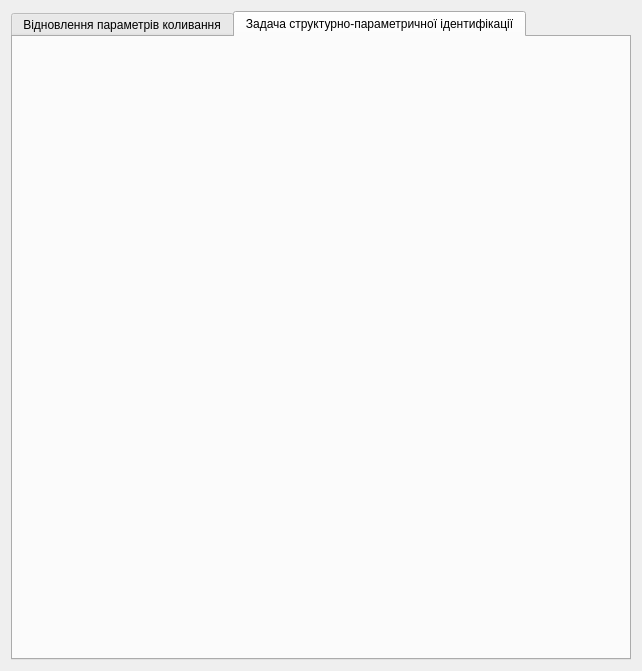
The window that main_window.ui (Megalitum/CSM_3) describes before a commit, drawn with Qt 5.
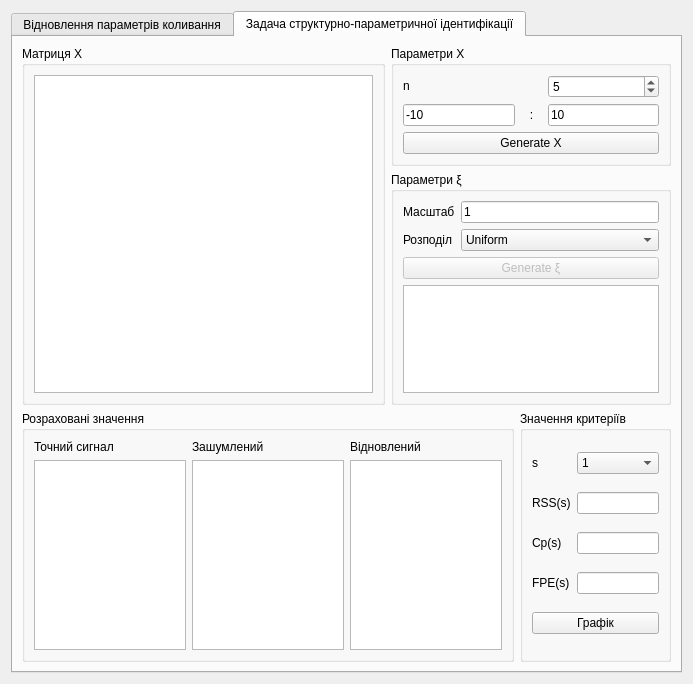
The same window after the commit. The open tabs and pages were chosen to show the change.

Commit message: Created interface for part 2.

What changed in the file:
```diff
--- a/main_window.ui
+++ b/main_window.ui
@@ -6,8 +6,8 @@
    <rect>
     <x>0</x>
     <y>0</y>
-    <width>642</width>
-    <height>661</height>
+    <width>693</width>
+    <height>684</height>
    </rect>
   </property>
   <property name="windowTitle">
@@ -374,6 +374,344 @@
       <attribute name="title">
        <string>Задача структурно-параметричної ідентифікації</string>
       </attribute>
+      <layout class="QGridLayout" name="gridLayout_9">
+       <item row="0" column="0" rowspan="2">
+        <widget class="QGroupBox" name="groupBox_9">
+         <property name="minimumSize">
+          <size>
+           <width>286</width>
+           <height>331</height>
+          </size>
+         </property>
+         <property name="title">
+          <string>Матриця X</string>
+         </property>
+         <layout class="QHBoxLayout" name="horizontalLayout_5">
+          <item>
+           <widget class="QTableWidget" name="tableX">
+            <property name="editTriggers">
+             <set>QAbstractItemView::NoEditTriggers</set>
+            </property>
+           </widget>
+          </item>
+         </layout>
+        </widget>
+       </item>
+       <item row="0" column="1" colspan="2">
+        <widget class="QGroupBox" name="groupBox_7">
+         <property name="title">
+          <string>Параметри X</string>
+         </property>
+         <layout class="QGridLayout" name="gridLayout_5">
+          <item row="0" column="0">
+           <widget class="QLabel" name="label_7">
+            <property name="minimumSize">
+             <size>
+              <width>21</width>
+              <height>16</height>
+             </size>
+            </property>
+            <property name="maximumSize">
+             <size>
+              <width>21</width>
+              <height>16</height>
+             </size>
+            </property>
+            <property name="text">
+             <string>n</string>
+            </property>
+           </widget>
+          </item>
+          <item row="1" column="0">
+           <widget class="QLineEdit" name="line_a">
+            <property name="text">
+             <string>-10</string>
+            </property>
+           </widget>
+          </item>
+          <item row="1" column="1">
+           <widget class="QLabel" name="label_16">
+            <property name="minimumSize">
+             <size>
+              <width>21</width>
+              <height>16</height>
+             </size>
+            </property>
+            <property name="maximumSize">
+             <size>
+              <width>21</width>
+              <height>16</height>
+             </size>
+            </property>
+            <property name="text">
+             <string>:</string>
+            </property>
+            <property name="alignment">
+             <set>Qt::AlignCenter</set>
+            </property>
+           </widget>
+          </item>
+          <item row="1" column="2">
+           <widget class="QLineEdit" name="line_b">
+            <property name="text">
+             <string>10</string>
+            </property>
+           </widget>
+          </item>
+          <item row="2" column="0" colspan="3">
+           <widget class="QPushButton" name="genXbutton">
+            <property name="text">
+             <string>Generate X</string>
+            </property>
+           </widget>
+          </item>
+          <item row="0" column="2">
+           <widget class="QSpinBox" name="line_n">
+            <property name="minimum">
+             <number>1</number>
+            </property>
+            <property name="value">
+             <number>5</number>
+            </property>
+           </widget>
+          </item>
+         </layout>
+        </widget>
+       </item>
+       <item row="1" column="1" colspan="2">
+        <widget class="QGroupBox" name="groupBox_8">
+         <property name="title">
+          <string>Параметри ξ</string>
+         </property>
+         <layout class="QGridLayout" name="gridLayout_6">
+          <item row="0" column="0">
+           <widget class="QLabel" name="ksi_scale">
+            <property name="text">
+             <string>Масштаб</string>
+            </property>
+           </widget>
+          </item>
+          <item row="0" column="1">
+           <widget class="QLineEdit" name="line_scale">
+            <property name="text">
+             <string>1</string>
+            </property>
+           </widget>
+          </item>
+          <item row="1" column="0">
+           <widget class="QLabel" name="label_8">
+            <property name="text">
+             <string>Розподіл</string>
+            </property>
+           </widget>
+          </item>
+          <item row="1" column="1">
+           <widget class="QComboBox" name="distrBox">
+            <item>
+             <property name="text">
+              <string>Uniform</string>
+             </property>
+            </item>
+            <item>
+             <property name="text">
+              <string>Normal</string>
+             </property>
+            </item>
+           </widget>
+          </item>
+          <item row="2" column="0" colspan="2">
+           <widget class="QPushButton" name="genKsiButton">
+            <property name="enabled">
+             <bool>false</bool>
+            </property>
+            <property name="text">
+             <string>Generate ξ</string>
+            </property>
+            <property name="checkable">
+             <bool>false</bool>
+            </property>
+           </widget>
+          </item>
+          <item row="3" column="0" colspan="2">
+           <widget class="QListWidget" name="ksiList">
+            <property name="flow">
+             <enum>QListView::LeftToRight</enum>
+            </property>
+           </widget>
+          </item>
+         </layout>
+        </widget>
+       </item>
+       <item row="2" column="0" colspan="2">
+        <widget class="QGroupBox" name="groupBox_10">
+         <property name="minimumSize">
+          <size>
+           <width>431</width>
+           <height>251</height>
+          </size>
+         </property>
+         <property name="title">
+          <string>Розраховані значення</string>
+         </property>
+         <layout class="QGridLayout" name="gridLayout_8">
+          <item row="0" column="0">
+           <widget class="QLabel" name="label_13">
+            <property name="maximumSize">
+             <size>
+              <width>131</width>
+              <height>16</height>
+             </size>
+            </property>
+            <property name="text">
+             <string>Точний сигнал</string>
+            </property>
+           </widget>
+          </item>
+          <item row="0" column="1">
+           <widget class="QLabel" name="label_14">
+            <property name="maximumSize">
+             <size>
+              <width>111</width>
+              <height>16</height>
+             </size>
+            </property>
+            <property name="text">
+             <string>Зашумлений</string>
+            </property>
+           </widget>
+          </item>
+          <item row="0" column="2">
+           <widget class="QLabel" name="label_15">
+            <property name="maximumSize">
+             <size>
+              <width>111</width>
+              <height>16</height>
+             </size>
+            </property>
+            <property name="text">
+             <string>Відновлений</string>
+            </property>
+           </widget>
+          </item>
+          <item row="1" column="0">
+           <widget class="QListWidget" name="y_clean"/>
+          </item>
+          <item row="1" column="1">
+           <widget class="QListWidget" name="y_noised"/>
+          </item>
+          <item row="1" column="2">
+           <widget class="QListWidget" name="y_restored"/>
+          </item>
+         </layout>
+        </widget>
+       </item>
+       <item row="2" column="2">
+        <widget class="QGroupBox" name="groupBox_11">
+         <property name="minimumSize">
+          <size>
+           <width>151</width>
+           <height>171</height>
+          </size>
+         </property>
+         <property name="maximumSize">
+          <size>
+           <width>151</width>
+           <height>10000</height>
+          </size>
+         </property>
+         <property name="title">
+          <string>Значення критеріїв</string>
+         </property>
+         <layout class="QGridLayout" name="gridLayout_7">
+          <item row="2" column="1">
+           <widget class="QLineEdit" name="lineCP">
+            <property name="readOnly">
+             <bool>true</bool>
+            </property>
+           </widget>
+          </item>
+          <item row="3" column="0">
+           <widget class="QLabel" name="label_12">
+            <property name="text">
+             <string>FPE(s)</string>
+            </property>
+           </widget>
+          </item>
+          <item row="0" column="0">
+           <widget class="QLabel" name="label_9">
+            <property name="text">
+             <string>s</string>
+            </property>
+           </widget>
+          </item>
+          <item row="3" column="1">
+           <widget class="QLineEdit" name="lineFPE">
+            <property name="readOnly">
+             <bool>true</bool>
+            </property>
+           </widget>
+          </item>
+          <item row="0" column="1">
+           <widget class="QComboBox" name="box_s">
+            <item>
+             <property name="text">
+              <string>1</string>
+             </property>
+            </item>
+            <item>
+             <property name="text">
+              <string>2</string>
+             </property>
+            </item>
+            <item>
+             <property name="text">
+              <string>3</string>
+             </property>
+            </item>
+            <item>
+             <property name="text">
+              <string>4</string>
+             </property>
+            </item>
+            <item>
+             <property name="text">
+              <string>5</string>
+             </property>
+            </item>
+           </widget>
+          </item>
+          <item row="1" column="0">
+           <widget class="QLabel" name="label_10">
+            <property name="text">
+             <string>RSS(s)</string>
+            </property>
+           </widget>
+          </item>
+          <item row="1" column="1">
+           <widget class="QLineEdit" name="lineRSS">
+            <property name="readOnly">
+             <bool>true</bool>
+            </property>
+           </widget>
+          </item>
+          <item row="2" column="0">
+           <widget class="QLabel" name="label_11">
+            <property name="text">
+             <string>Cp(s)</string>
+            </property>
+           </widget>
+          </item>
+          <item row="4" column="0" colspan="2">
+           <widget class="QPushButton" name="plotButton">
+            <property name="text">
+             <string>Графік</string>
+            </property>
+           </widget>
+          </item>
+         </layout>
+        </widget>
+       </item>
+      </layout>
      </widget>
     </widget>
    </item>
```
Left out of the diff: 73 changed lines with no effect on the pictures. The commit also changes 1 other file.
